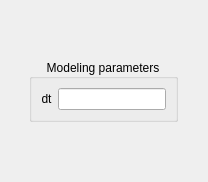
This is mainwindow/modelingframeparameters.ui in Yegres5/diploma as Qt 5 draws it before an edit. The edited form follows.
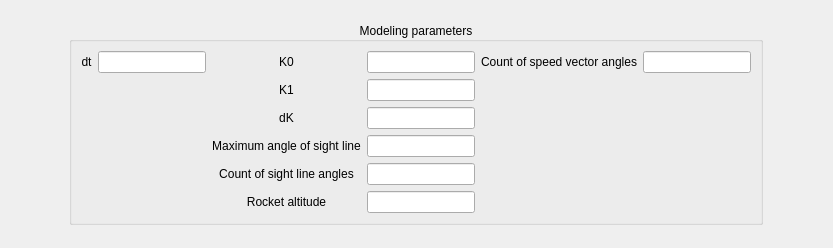
This is the edited form.

Diff of the .ui file:
```diff
--- a/mainwindow/modelingframeparameters.ui
+++ b/mainwindow/modelingframeparameters.ui
@@ -6,15 +6,15 @@
    <rect>
     <x>0</x>
     <y>0</y>
-    <width>208</width>
-    <height>182</height>
+    <width>833</width>
+    <height>248</height>
    </rect>
   </property>
   <property name="windowTitle">
    <string>Frame</string>
   </property>
-  <layout class="QGridLayout" name="gridLayout_2">
-   <item row="0" column="0">
+  <layout class="QHBoxLayout" name="horizontalLayout">
+   <item>
     <widget class="QGroupBox" name="groupBox">
      <property name="sizePolicy">
       <sizepolicy hsizetype="Maximum" vsizetype="Maximum">
@@ -32,12 +32,102 @@
       <bool>true</bool>
      </property>
      <layout class="QGridLayout" name="gridLayout">
+      <item row="4" column="1">
+       <layout class="QHBoxLayout" name="horizontalLayout_countSightAngles">
+        <item>
+         <widget class="QLabel" name="Label_countSightAngles">
+          <property name="sizePolicy">
+           <sizepolicy hsizetype="Minimum" vsizetype="Fixed">
+            <horstretch>0</horstretch>
+            <verstretch>0</verstretch>
+           </sizepolicy>
+          </property>
+          <property name="text">
+           <string>Count of sight line angles</string>
+          </property>
+          <property name="alignment">
+           <set>Qt::AlignCenter</set>
+          </property>
+         </widget>
+        </item>
+        <item>
+         <widget class="QLineEdit" name="lineEdit_countSightAngles">
+          <property name="sizePolicy">
+           <sizepolicy hsizetype="Fixed" vsizetype="Fixed">
+            <horstretch>0</horstretch>
+            <verstretch>0</verstretch>
+           </sizepolicy>
+          </property>
+         </widget>
+        </item>
+       </layout>
+      </item>
+      <item row="0" column="1">
+       <layout class="QHBoxLayout" name="horizontalLayout_K0">
+        <item>
+         <widget class="QLabel" name="Label_K0">
+          <property name="sizePolicy">
+           <sizepolicy hsizetype="Minimum" vsizetype="Fixed">
+            <horstretch>0</horstretch>
+            <verstretch>0</verstretch>
+           </sizepolicy>
+          </property>
+          <property name="text">
+           <string>K0</string>
+          </property>
+          <property name="alignment">
+           <set>Qt::AlignCenter</set>
+          </property>
+         </widget>
+        </item>
+        <item>
+         <widget class="QLineEdit" name="lineEdit_K0">
+          <property name="sizePolicy">
+           <sizepolicy hsizetype="Fixed" vsizetype="Fixed">
+            <horstretch>0</horstretch>
+            <verstretch>0</verstretch>
+           </sizepolicy>
+          </property>
+         </widget>
+        </item>
+       </layout>
+      </item>
+      <item row="3" column="1">
+       <layout class="QHBoxLayout" name="horizontalLayout_sightMaxValue">
+        <item>
+         <widget class="QLabel" name="Label_sightMaxValue">
+          <property name="sizePolicy">
+           <sizepolicy hsizetype="Minimum" vsizetype="Fixed">
+            <horstretch>0</horstretch>
+            <verstretch>0</verstretch>
+           </sizepolicy>
+          </property>
+          <property name="text">
+           <string>Maximum angle of sight line</string>
+          </property>
+          <property name="alignment">
+           <set>Qt::AlignCenter</set>
+          </property>
+         </widget>
+        </item>
+        <item>
+         <widget class="QLineEdit" name="lineEdit_sightMaxValue">
+          <property name="sizePolicy">
+           <sizepolicy hsizetype="Fixed" vsizetype="Fixed">
+            <horstretch>0</horstretch>
+            <verstretch>0</verstretch>
+           </sizepolicy>
+          </property>
+         </widget>
+        </item>
+       </layout>
+      </item>
       <item row="0" column="0">
-       <layout class="QHBoxLayout" name="horizontalLayout">
+       <layout class="QHBoxLayout" name="horizontalLayout_dt">
         <item>
          <widget class="QLabel" name="Label_dt">
           <property name="sizePolicy">
-           <sizepolicy hsizetype="Fixed" vsizetype="Fixed">
+           <sizepolicy hsizetype="Minimum" vsizetype="Fixed">
             <horstretch>0</horstretch>
             <verstretch>0</verstretch>
            </sizepolicy>
@@ -62,6 +152,126 @@
         </item>
        </layout>
       </item>
+      <item row="1" column="1">
+       <layout class="QHBoxLayout" name="horizontalLayout_K1">
+        <item>
+         <widget class="QLabel" name="Label_K1">
+          <property name="sizePolicy">
+           <sizepolicy hsizetype="Minimum" vsizetype="Fixed">
+            <horstretch>0</horstretch>
+            <verstretch>0</verstretch>
+           </sizepolicy>
+          </property>
+          <property name="text">
+           <string>K1</string>
+          </property>
+          <property name="alignment">
+           <set>Qt::AlignCenter</set>
+          </property>
+         </widget>
+        </item>
+        <item>
+         <widget class="QLineEdit" name="lineEdit_K1">
+          <property name="sizePolicy">
+           <sizepolicy hsizetype="Fixed" vsizetype="Fixed">
+            <horstretch>0</horstretch>
+            <verstretch>0</verstretch>
+           </sizepolicy>
+          </property>
+         </widget>
+        </item>
+       </layout>
+      </item>
+      <item row="2" column="1">
+       <layout class="QHBoxLayout" name="horizontalLayout_dK">
+        <item>
+         <widget class="QLabel" name="Label_dK">
+          <property name="sizePolicy">
+           <sizepolicy hsizetype="Minimum" vsizetype="Fixed">
+            <horstretch>0</horstretch>
+            <verstretch>0</verstretch>
+           </sizepolicy>
+          </property>
+          <property name="text">
+           <string>dK</string>
+          </property>
+          <property name="alignment">
+           <set>Qt::AlignCenter</set>
+          </property>
+         </widget>
+        </item>
+        <item>
+         <widget class="QLineEdit" name="lineEdit_dK">
+          <property name="sizePolicy">
+           <sizepolicy hsizetype="Fixed" vsizetype="Fixed">
+            <horstretch>0</horstretch>
+            <verstretch>0</verstretch>
+           </sizepolicy>
+          </property>
+         </widget>
+        </item>
+       </layout>
+      </item>
+      <item row="0" column="2">
+       <layout class="QHBoxLayout" name="horizontalLayout_countSpeedAngles">
+        <item>
+         <widget class="QLabel" name="Label_countSpeedAngles">
+          <property name="sizePolicy">
+           <sizepolicy hsizetype="Minimum" vsizetype="Fixed">
+            <horstretch>0</horstretch>
+            <verstretch>0</verstretch>
+           </sizepolicy>
+          </property>
+          <property name="text">
+           <string>Count of speed vector angles</string>
+          </property>
+          <property name="alignment">
+           <set>Qt::AlignCenter</set>
+          </property>
+         </widget>
+        </item>
+        <item>
+         <widget class="QLineEdit" name="lineEdit_countSpeedAngles">
+          <property name="sizePolicy">
+           <sizepolicy hsizetype="Fixed" vsizetype="Fixed">
+            <horstretch>0</horstretch>
+            <verstretch>0</verstretch>
+           </sizepolicy>
+          </property>
+         </widget>
+        </item>
+       </layout>
+      </item>
+      <item row="5" column="1">
+       <layout class="QHBoxLayout" name="horizontalLayout_rocketAltitude">
+        <item>
+         <widget class="QLabel" name="Label_rocketAltitude">
+          <property name="sizePolicy">
+           <sizepolicy hsizetype="Minimum" vsizetype="Fixed">
+            <horstretch>0</horstretch>
+            <verstretch>0</verstretch>
+           </sizepolicy>
+          </property>
+          <property name="text">
+           <string>Rocket altitude</string>
+          </property>
+          <property name="alignment">
+           <set>Qt::AlignCenter</set>
+          </property>
+         </widget>
+        </item>
+        <item>
+         <widget class="QLineEdit" name="lineEdit_rocketAltitude">
+          <property name="sizePolicy">
+           <sizepolicy hsizetype="Fixed" vsizetype="Fixed">
+            <horstretch>0</horstretch>
+            <verstretch>0</verstretch>
+           </sizepolicy>
+          </property>
+         </widget>
+        </item>
+       </layout>
+      </item>
      </layout>
     </widget>
    </item>
```
Left out of the diff: 10 changed lines with no effect on the pictures.
